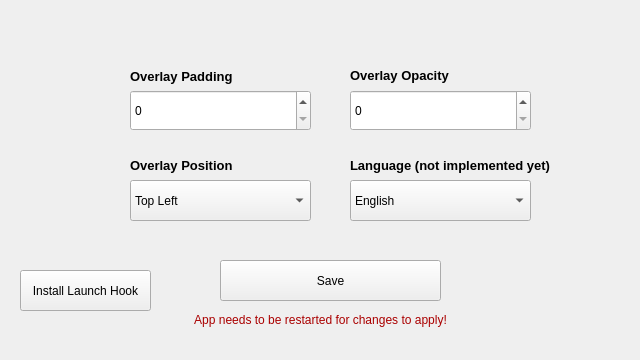
First picture: the form in src/ui/SettingsWindow.ui, repository PandaDex/TeamSpeak-6-Overlay, before the edit.
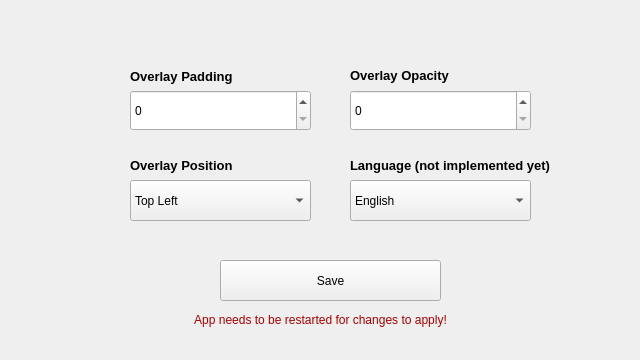
Second picture: the form after the edit. Icons and pictures are not drawn.

What changed in the file:
```diff
--- a/src/ui/SettingsWindow.ui
+++ b/src/ui/SettingsWindow.ui
@@ -204,19 +204,6 @@
     <set>Qt::AlignmentFlag::AlignCenter</set>
    </property>
   </widget>
-  <widget class="QPushButton" name="pushButton">
-   <property name="geometry">
-    <rect>
-     <x>20</x>
-     <y>270</y>
-     <width>131</width>
-     <height>41</height>
-    </rect>
-   </property>
-   <property name="text">
-    <string>Install Launch Hook</string>
-   </property>
-  </widget>
  </widget>
  <resources>
   <include location="../../resources.qrc"/>
```
